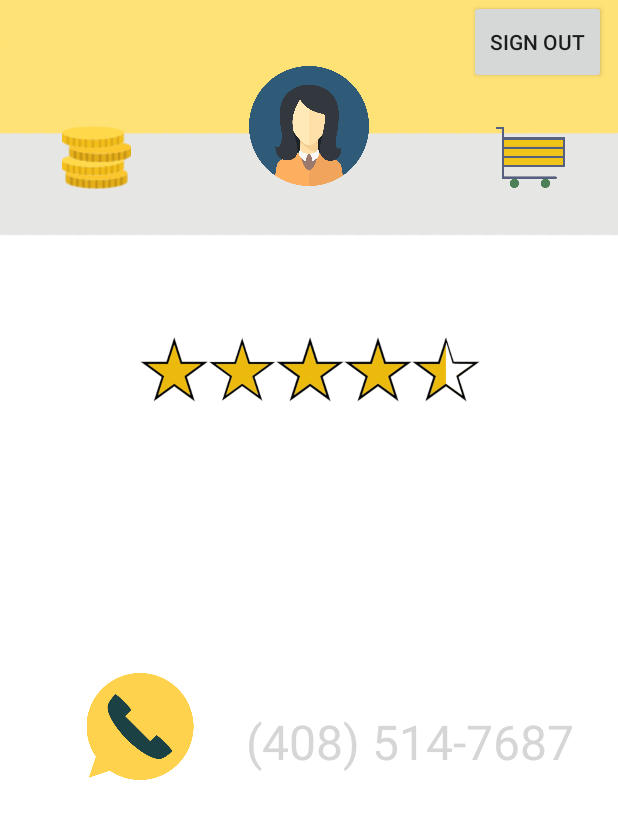
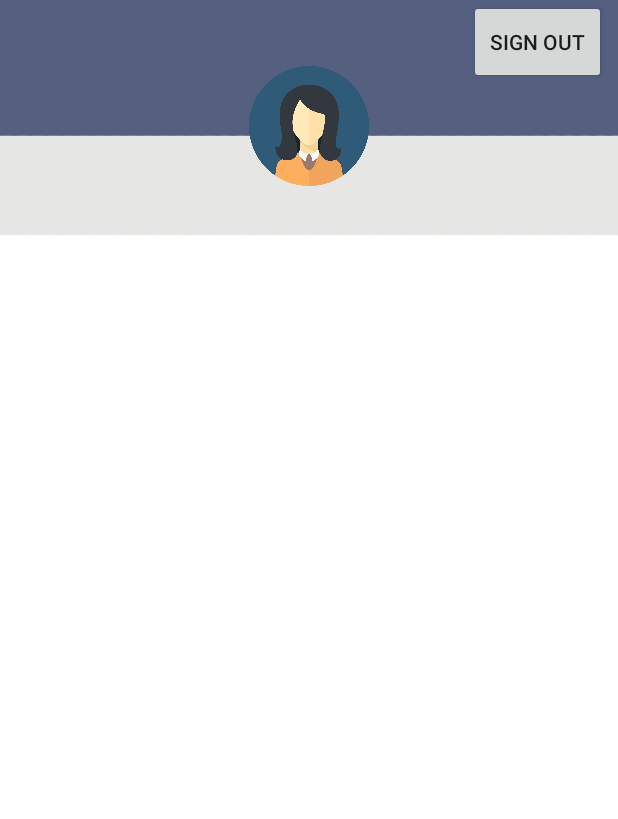
Before and after one commit to lolitsgab/CommunitySalesApp, an Android app: the layout profile_view.xml on its own in the app's theme, with its tools: preview values and no code run, on a phone screen of 412 x 824 dp. Shown: the top 819 px of the screen. Run offline under Robolectric (Android 15) with nearby library versions, the phone set to English and light mode, and no system bars.

Commit message:
changed background

```diff
--- a/app/src/main/res/layout/profile_view.xml
+++ b/app/src/main/res/layout/profile_view.xml
@@ -19,80 +19,6 @@
         app:layout_constraintTop_toTopOf="parent"
         app:srcCompat="@drawable/faceicon" />
 
-    <ImageButton
-        android:id="@+id/orderHistory"
-        android:layout_width="70dp"
-        android:layout_height="70dp"
-        android:layout_marginLeft="29dp"
-        android:layout_marginStart="29dp"
-        android:layout_marginTop="26dp"
-        android:backgroundTint="@android:color/transparent"
-        android:scaleType="fitCenter"
-        app:srcCompat="@drawable/moneybtn"
-        app:layout_constraintTop_toTopOf="@+id/profilePicture"
-        app:layout_constraintStart_toStartOf="parent"
-        app:layout_constraintLeft_toLeftOf="parent" />
-
-    <ImageButton
-        android:id="@+id/cartButton"
-        android:layout_width="70dp"
-        android:layout_height="70dp"
-        android:layout_marginEnd="23dp"
-        android:layout_marginRight="23dp"
-        android:backgroundTint="@android:color/transparent"
-        android:scaleType="fitCenter"
-        app:layout_constraintEnd_toEndOf="parent"
-        app:layout_constraintRight_toRightOf="parent"
-        app:layout_constraintTop_toTopOf="@+id/orderHistory"
-        app:srcCompat="@drawable/cart" />
-
-    <ImageView
-        android:id="@+id/imageView"
-        android:layout_width="240dp"
-        android:layout_height="202dp"
-        android:layout_marginBottom="8dp"
-        android:layout_marginTop="8dp"
-        app:layout_constraintBottom_toBottomOf="parent"
-        app:layout_constraintHorizontal_bias="0.497"
-        app:layout_constraintLeft_toLeftOf="parent"
-        app:layout_constraintRight_toRightOf="parent"
-        app:layout_constraintTop_toBottomOf="@+id/profilePicture"
-        app:layout_constraintVertical_bias="0.025"
-        app:srcCompat="@drawable/stars" />
-
-    <ImageView
-        android:id="@+id/imageView3"
-        android:layout_width="125dp"
-        android:layout_height="71dp"
-        android:layout_marginBottom="8dp"
-        android:layout_marginEnd="8dp"
-        android:layout_marginLeft="52dp"
-        android:layout_marginTop="8dp"
-        app:layout_constraintBottom_toBottomOf="parent"
-        app:layout_constraintEnd_toStartOf="@+id/textView3"
-        app:layout_constraintLeft_toLeftOf="parent"
-        app:layout_constraintTop_toBottomOf="@+id/imageView"
-        app:layout_constraintVertical_bias="0.242"
-        app:srcCompat="@drawable/phone" />
-
-    <TextView
-        android:id="@+id/textView3"
-        android:layout_width="232dp"
-        android:layout_height="54dp"
-        android:layout_marginBottom="8dp"
-        android:layout_marginEnd="16dp"
-        android:layout_marginTop="8dp"
-        android:text="(408) 514-7687"
-        android:textColor="@color/grey_black_1000"
-        android:textSize="32sp"
-        app:layout_constraintBottom_toBottomOf="parent"
-        app:layout_constraintEnd_toEndOf="parent"
-        app:layout_constraintHorizontal_bias="1.0"
-        app:layout_constraintLeft_toLeftOf="parent"
-        app:layout_constraintRight_toRightOf="parent"
-        app:layout_constraintTop_toBottomOf="@+id/imageView"
-        app:layout_constraintVertical_bias="0.291" />
-
     <Button
         android:id="@+id/signoutBTN"
         android:layout_width="91dp"
```
Also changed, not shown: app/src/main/res/mipmap-xxhdpi/back.png.
